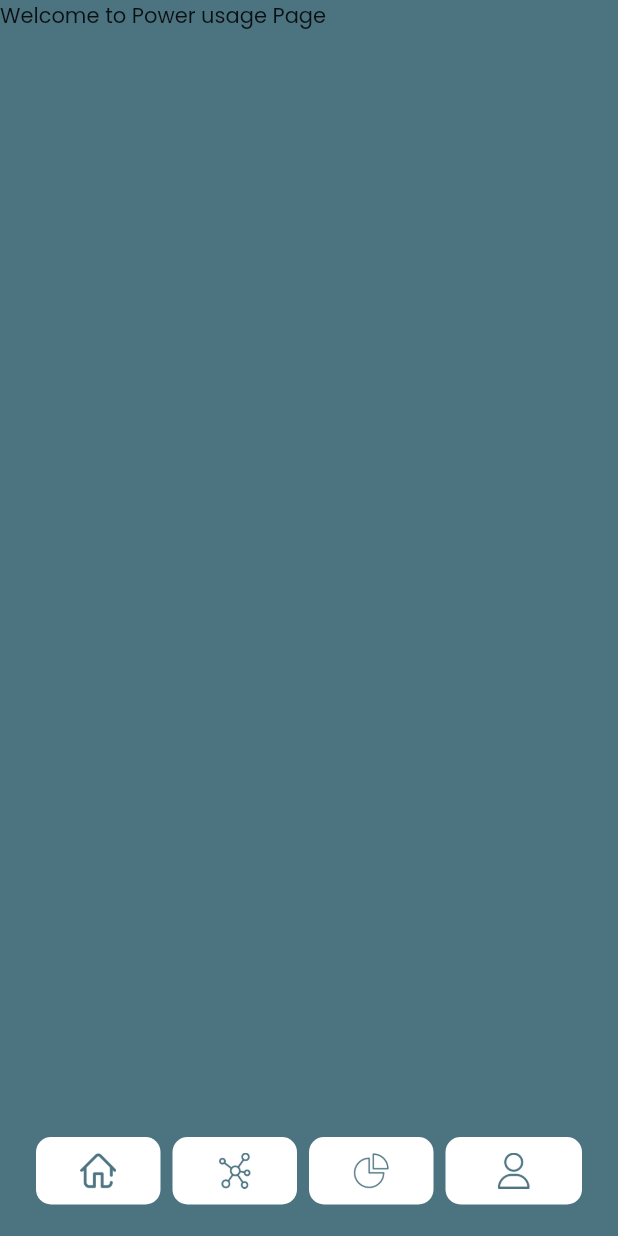
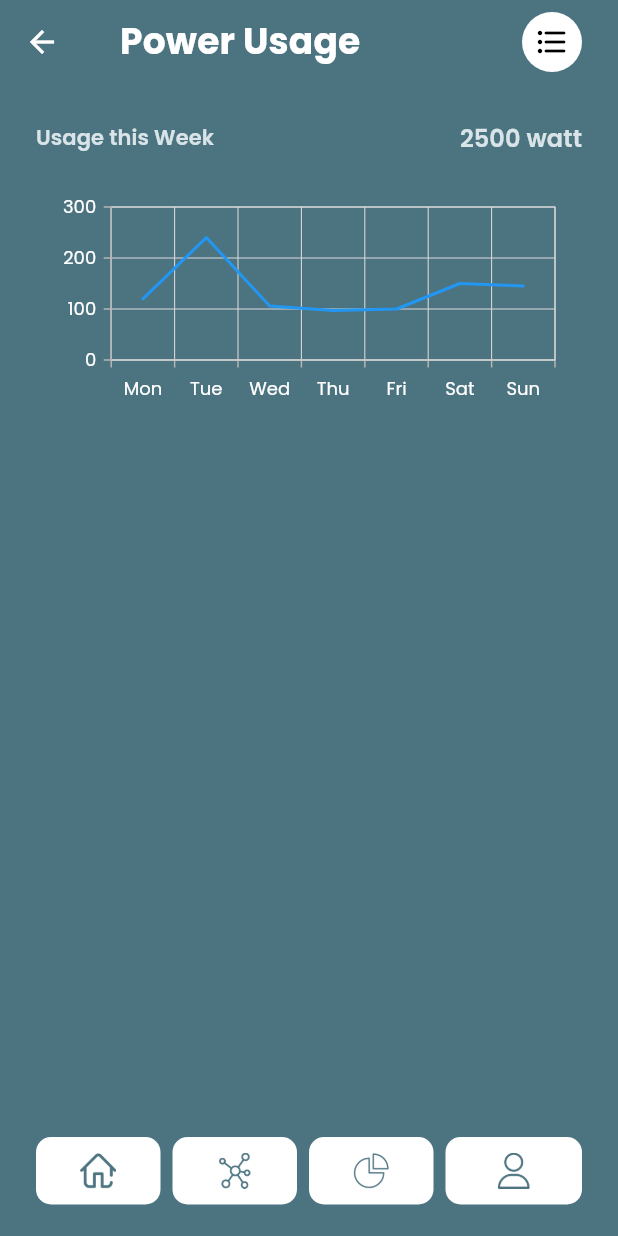
Before and after one commit to Navid-Rahman/flutter.innovainfosys.navid_1, a Flutter app: the screen it shows after launch, item 3 of the bottom bar chosen, on a phone screen of 412 x 824 dp. Run offline on Flutter 3.47's test engine with Material 2 defaults, Android fonts, the phone set to English and light mode, and no system bars; our stand-ins replace flutter_svg, google_fonts, syncfusion_flutter_charts.

Commit message:
Added power usage line chart

```diff
--- a/lib/pages/power_usage.dart
+++ b/lib/pages/power_usage.dart
@@ -1,8 +1,10 @@
 import 'package:flutter/material.dart';
 import 'package:flutter_innovainfosys_navid_1/widgets/bottom_navigationbar.dart';
+import '../widgets/power_usage_appbar.dart';
+import '../power_usage_utils/line_chart.dart';
 
 class PowerUsagePage extends StatefulWidget {
-  const PowerUsagePage({super.key});
+  PowerUsagePage({super.key});
 
   @override
   State<PowerUsagePage> createState() => _PowerUsagePageState();
@@ -10,6 +12,16 @@ class PowerUsagePage extends StatefulWidget {
 
 class _PowerUsagePageState extends State<PowerUsagePage> {
   int _currentIndex = 2;
+
+  final List<ChartData> chartData = [
+    ChartData('Mon', 120),
+    ChartData('Tue', 240),
+    ChartData('Wed', 106),
+    ChartData('Thu', 97),
+    ChartData('Fri', 100),
+    ChartData('Sat', 150),
+    ChartData('Sun', 145),
+  ];
 
   void _onTabTapped(int index) {
     setState(() {
@@ -20,13 +32,49 @@ class _PowerUsagePageState extends State<PowerUsagePage> {
   @override
   Widget build(BuildContext context) {
     return Scaffold(
+      extendBody: true,
+      extendBodyBehindAppBar: true,
       backgroundColor: const Color(0xff4c7380),
       bottomNavigationBar: BottomNavigationBarWidget(
         currentIndex: _currentIndex,
         onTap: _onTabTapped,
       ),
+      appBar: const PowerUsagePageAppBar(),
       body: SafeArea(
-        child: Text('Welcome to Power usage Page'),
+        child: Padding(
+          padding: const EdgeInsets.all(24.0),
+          child: Column(
+            children: [
+              const Row(
+                mainAxisAlignment: MainAxisAlignment.spaceBetween,
+                children: [
+                  Text(
+                    'Usage this Week',
+                    style: TextStyle(
+                      fontSize: 14,
+                      fontWeight: FontWeight.w600,
+                      letterSpacing: 0.07,
+                      color: Color(0xffd8e4e8),
+                    ),
+                  ),
+                  Text(
+                    '2500 watt',
+                    style: TextStyle(
+                      fontSize: 16,
+                      fontWeight: FontWeight.w600,
+                      letterSpacing: 0.08,
+                      color: Color(0xffd8e4e8),
+                    ),
+                  ),
+                ],
+              ),
+              const SizedBox(
+                height: 16,
+              ),
+              PowerUsageLineChart(data: chartData),
+            ],
+          ),
+        ),
       ),
     );
   }
--- /dev/null
+++ b/lib/power_usage_utils/line_chart.dart
@@ -0,0 +1,47 @@
+import 'package:flutter/material.dart';
+import 'package:syncfusion_flutter_charts/charts.dart';
+
+class PowerUsageLineChart extends StatelessWidget {
+  final List<ChartData> data;
+
+  PowerUsageLineChart({required this.data});
+
+  @override
+  Widget build(BuildContext context) {
+    return Padding(
+      padding: const EdgeInsets.all(8.0),
+      child: Container(
+        height: 150,
+        width: double.infinity,
+        child: SfCartesianChart(
+          primaryXAxis: CategoryAxis(
+            labelStyle: const TextStyle(
+              color: Colors.white,
+            ),
+          ),
+          primaryYAxis: NumericAxis(
+            labelStyle: const TextStyle(
+              color: Colors.white,
+            ),
+          ),
+          series: <LineSeries<ChartData, String>>[
+            LineSeries<ChartData, String>(
+              dataSource: data,
+              xValueMapper: (ChartData power, _) => power.day,
+              yValueMapper: (ChartData power, _) => power.powerUsage,
+              color: Colors.blue,
+              width: 2,
+            ),
+          ],
+        ),
+      ),
+    );
+  }
+}
+
+class ChartData {
+  final String day;
+  final double powerUsage;
+
+  ChartData(this.day, this.powerUsage);
+}
--- a/lib/widgets/bottom_navigationbar.dart
+++ b/lib/widgets/bottom_navigationbar.dart
@@ -10,6 +10,7 @@ class BottomNavigationBarWidget extends StatefulWidget {
   final ValueChanged<int> onTap;
 
   const BottomNavigationBarWidget({
+    super.key,
     required this.currentIndex,
     required this.onTap,
   });
@@ -61,7 +62,7 @@ class _BottomNavigationBarWidgetState extends State<BottomNavigationBarWidget> {
             Navigator.push(
               context,
               MaterialPageRoute(
-                builder: (context) => const PowerUsagePage(),
+                builder: (context) => PowerUsagePage(),
               ),
             );
           } else {
--- /dev/null
+++ b/lib/widgets/power_usage_appbar.dart
@@ -0,0 +1,44 @@
+import 'package:flutter/material.dart';
+
+class PowerUsagePageAppBar extends StatelessWidget
+    implements PreferredSizeWidget {
+  const PowerUsagePageAppBar({super.key});
+
+  @override
+  Widget build(BuildContext context) {
+    return AppBar(
+      elevation: 0,
+      backgroundColor: Colors.transparent,
+      titleSpacing: 24,
+      title: const Column(
+        crossAxisAlignment: CrossAxisAlignment.start,
+        children: [
+          Text(
+            'Power Usage',
+            style: TextStyle(
+              fontSize: 24,
+              fontWeight: FontWeight.bold,
+              letterSpacing: 0.12,
+            ),
+          ),
+        ],
+      ),
+      actions: [
+        CircleAvatar(
+          backgroundColor: Colors.white,
+          child: IconButton(
+            onPressed: () {},
+            icon: const Icon(
+              Icons.format_list_bulleted_rounded,
+              color: Colors.black,
+            ),
+          ),
+        ),
+        const SizedBox(width: 24),
+      ],
+    );
+  }
+
+  @override
+  Size get preferredSize => const Size.fromHeight(56);
+}
--- a/pubspec.yaml
+++ b/pubspec.yaml
@@ -15,6 +15,8 @@ dependencies:
   cupertino_icons: ^1.0.2
   google_fonts: ^5.0.0
   flutter_svg: ^2.0.6
+  fl_chart: ^0.63.0
+  syncfusion_flutter_charts: ^21.2.9
 
 dev_dependencies:
   flutter_test:
```
Also changed, not shown: pubspec.lock.
